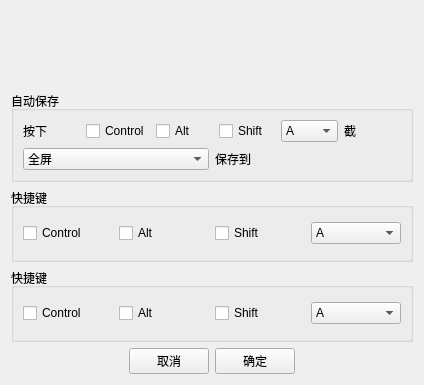
Qt form SettingWidget.ui (afsfvr/screenshot) before a commit.
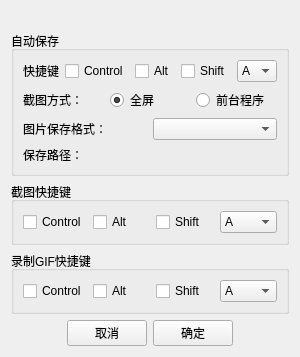
The same form after that commit.

Commit message: 完善自动保存

```diff
--- a/SettingWidget.ui
+++ b/SettingWidget.ui
@@ -6,8 +6,8 @@
    <rect>
     <x>0</x>
     <y>0</y>
-    <width>424</width>
-    <height>385</height>
+    <width>292</width>
+    <height>354</height>
    </rect>
   </property>
   <property name="windowTitle">
@@ -36,7 +36,7 @@
         <item>
          <widget class="QLabel" name="label_2">
           <property name="text">
-           <string>按下</string>
+           <string>快捷键</string>
           </property>
          </widget>
         </item>
@@ -63,6 +63,12 @@
         </item>
         <item>
          <widget class="QComboBox" name="key1">
+          <property name="minimumSize">
+           <size>
+            <width>40</width>
+            <height>0</height>
+           </size>
+          </property>
           <item>
            <property name="text">
             <string>A</string>
@@ -195,39 +201,56 @@
           </item>
          </widget>
         </item>
-        <item>
-         <widget class="QLabel" name="label_3">
-          <property name="text">
-           <string>截</string>
-          </property>
-         </widget>
-        </item>
        </layout>
       </item>
       <item>
        <layout class="QHBoxLayout" name="horizontalLayout_6">
         <item>
-         <widget class="QComboBox" name="saveMode">
+         <widget class="QLabel" name="label">
+          <property name="text">
+           <string>截图方式：</string>
+          </property>
+         </widget>
+        </item>
           <item>
+         <widget class="QRadioButton" name="fullScreen">
            <property name="text">
             <string>全屏</string>
            </property>
+          <property name="checked">
+           <bool>true</bool>
+          </property>
+         </widget>
           </item>
           <item>
+         <widget class="QRadioButton" name="program">
            <property name="text">
-            <string>当前程序</string>
-           </property>
-          </item>
+           <string>前台程序</string>
+          </property>
+         </widget>
+        </item>
+       </layout>
+      </item>
+      <item>
+       <layout class="QHBoxLayout" name="horizontalLayout_7">
+        <item>
+         <widget class="QLabel" name="label_3">
+          <property name="text">
+           <string>图片保存格式：</string>
+          </property>
          </widget>
+        </item>
+        <item>
+         <widget class="QComboBox" name="format"/>
+        </item>
+       </layout>
         </item>
         <item>
          <widget class="QLabel" name="autoSavePath">
           <property name="text">
-           <string>保存到</string>
-          </property>
-         </widget>
-        </item>
-       </layout>
+         <string>保存路径：</string>
+        </property>
+       </widget>
       </item>
      </layout>
     </widget>
@@ -235,7 +258,7 @@
    <item>
     <widget class="QGroupBox" name="groupBox">
      <property name="title">
-      <string>快捷键</string>
+      <string>截图快捷键</string>
      </property>
      <layout class="QHBoxLayout" name="horizontalLayout">
       <item>
@@ -399,7 +422,7 @@
    <item>
     <widget class="QGroupBox" name="groupBox_3">
      <property name="title">
-      <string>快捷键</string>
+      <string>录制GIF快捷键</string>
      </property>
      <layout class="QHBoxLayout" name="horizontalLayout_2">
       <item>
```
Left out of the diff: 1 changed line with no effect on the pictures. Lines whose indentation alone changed are shown as unchanged. The commit also changes 9 other files.
